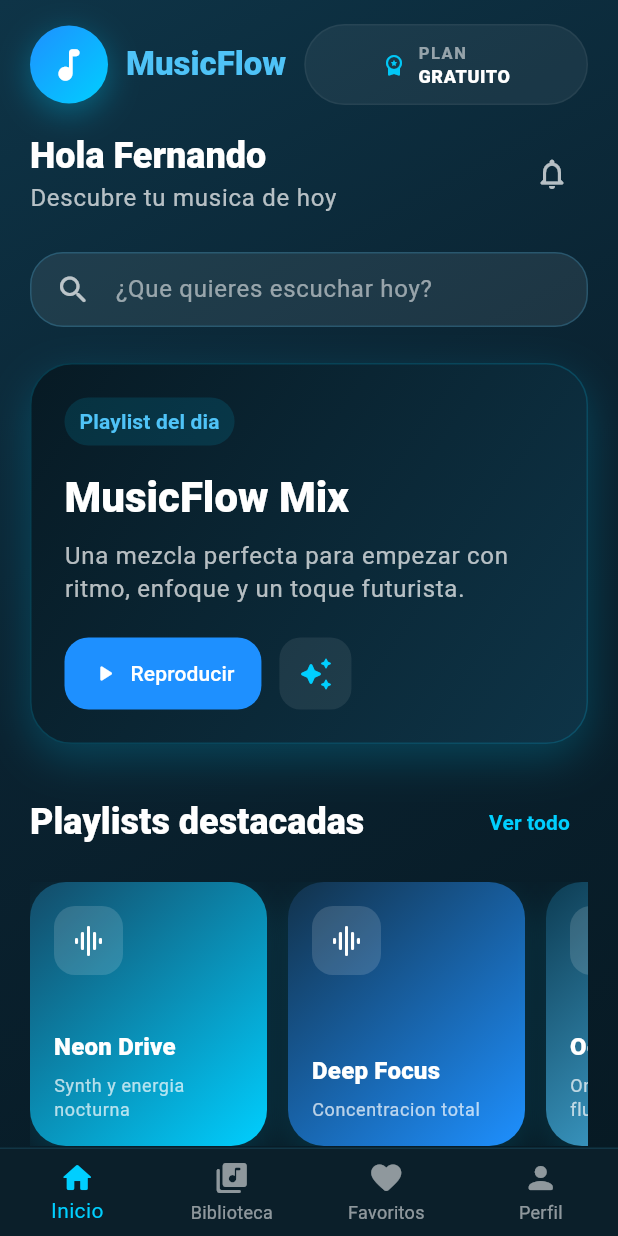
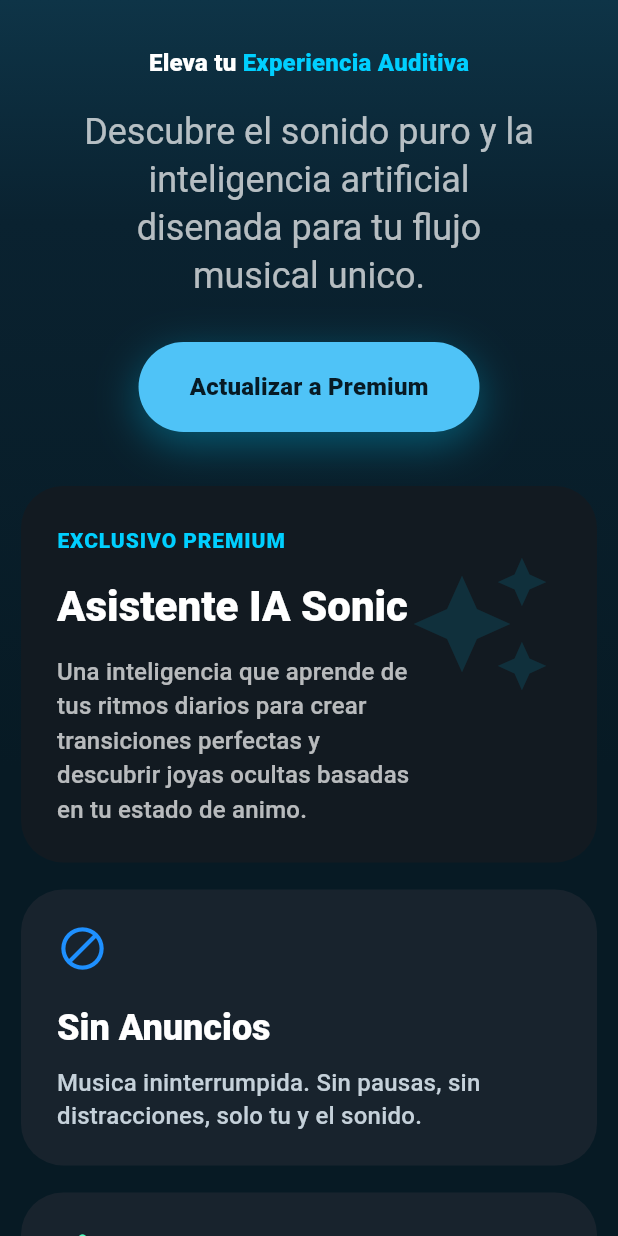
Before and after one commit to AldyJnx/MusicFlow, a Flutter app: the screen it shows after launch, on a phone screen of 412 x 824 dp. Run offline on Flutter 3.47's test engine with Material 3 defaults, Android fonts, the phone set to English and light mode, and no system bars.

Commit message:
Ventana de Opcion Premium Mobile

```diff
--- /dev/null
+++ b/mobile/musicflow_mobile/lib/features/premium/screens/premium_screen.dart
@@ -0,0 +1,424 @@
+import 'package:flutter/material.dart';
+
+class PremiumScreen extends StatelessWidget {
+  const PremiumScreen({super.key});
+
+  static const Color _primaryBlue = Color(0xFF1E90FF);
+  static const Color _accentCyan = Color(0xFF00CFFF);
+  static const Color _lightBlue = Color(0xFF4FC3F7);
+  static const Color _bgDark = Color(0xFF071A24);
+  static const Color _bgMid = Color(0xFF0A2230);
+  static const Color _bgTop = Color(0xFF0E3447);
+  static const Color _cardDark = Color(0xFF121A21);
+  static const Color _cardSoft = Color(0xFF18232D);
+
+  @override
+  Widget build(BuildContext context) {
+    final theme = Theme.of(context);
+
+    const benefits = [
+      (
+        icon: Icons.block_rounded,
+        title: 'Sin Anuncios',
+        description:
+            'Musica ininterrumpida. Sin pausas, sin distracciones, solo tu y el sonido.',
+        color: _primaryBlue,
+      ),
+      (
+        icon: Icons.equalizer_rounded,
+        title: 'EQ por Segmentos',
+        description:
+            'Control total sobre las frecuencias para cada genero musical de forma automatica.',
+        color: Color(0xFF4FFFBF),
+      ),
+    ];
+
+    const comparisonRows = [
+      ('Calidad de Sonido', '128kbps'),
+      ('Anuncios entre canciones', 'Si'),
+      ('Escucha sin conexion', 'No'),
+      ('Asistente IA Personalizado', 'No'),
+      ('Ecualizacion Avanzada', 'Limitado'),
+    ];
+
+    return Scaffold(
+      backgroundColor: _bgDark,
+      body: Container(
+        decoration: const BoxDecoration(
+          gradient: LinearGradient(
+            begin: Alignment.topCenter,
+            end: Alignment.bottomCenter,
+            colors: [_bgTop, _bgMid, _bgDark],
+            stops: [0.0, 0.18, 0.62],
+          ),
+        ),
+        child: SafeArea(
+          child: SingleChildScrollView(
+            padding: const EdgeInsets.fromLTRB(14, 22, 14, 28),
+            child: Column(
+              crossAxisAlignment: CrossAxisAlignment.start,
+              children: [
+                const SizedBox(height: 8),
+                Center(
+                  child: Text.rich(
+                    TextSpan(
+                      text: 'Eleva tu ',
+                      style: theme.textTheme.titleMedium?.copyWith(
+                        color: Colors.white,
+                        fontWeight: FontWeight.w800,
+                      ),
+                      children: [
+                        TextSpan(
+                          text: 'Experiencia Auditiva',
+                          style: theme.textTheme.titleMedium?.copyWith(
+                            color: _accentCyan,
+                            fontWeight: FontWeight.w900,
+                          ),
+                        ),
+                      ],
+                    ),
+                  ),
+                ),
+                const SizedBox(height: 18),
+                Center(
+                  child: ConstrainedBox(
+                    constraints: const BoxConstraints(maxWidth: 310),
+                    child: Text(
+                      'Descubre el sonido puro y la inteligencia artificial disenada para tu flujo musical unico.',
+                      textAlign: TextAlign.center,
+                      style: theme.textTheme.headlineSmall?.copyWith(
+                        color: Colors.white70,
+                        fontWeight: FontWeight.w400,
+                        height: 1.35,
+                      ),
+                    ),
+                  ),
+                ),
+                const SizedBox(height: 28),
+                Center(
+                  child: Container(
+                    decoration: BoxDecoration(
+                      borderRadius: BorderRadius.circular(999),
+                      boxShadow: const [
+                        BoxShadow(
+                          color: Color(0x5500CFFF),
+                          blurRadius: 24,
+                          offset: Offset(0, 8),
+                        ),
+                      ],
+                    ),
+                    child: ElevatedButton(
+                      onPressed: () {},
+                      style: ElevatedButton.styleFrom(
+                        backgroundColor: _lightBlue,
+                        foregroundColor: _bgDark,
+                        elevation: 0,
+                        padding: const EdgeInsets.symmetric(
+                          horizontal: 34,
+                          vertical: 18,
+                        ),
+                        shape: RoundedRectangleBorder(
+                          borderRadius: BorderRadius.circular(999),
+                        ),
+                      ),
+                      child: Text(
+                        'Actualizar a Premium',
+                        style: theme.textTheme.titleMedium?.copyWith(
+                          fontWeight: FontWeight.w800,
+                          color: _bgDark,
+                        ),
+                      ),
+                    ),
+                  ),
+                ),
+                const SizedBox(height: 36),
+                Container(
+                  width: double.infinity,
+                  padding: const EdgeInsets.fromLTRB(24, 26, 24, 24),
+                  decoration: BoxDecoration(
+                    color: _cardDark,
+                    borderRadius: BorderRadius.circular(28),
+                  ),
+                  child: Stack(
+                    children: [
+                      Positioned(
+                        right: 6,
+                        top: 18,
+                        child: Icon(
+                          Icons.auto_awesome,
+                          color: _accentCyan.withOpacity(0.12),
+                          size: 96,
+                        ),
+                      ),
+                      Column(
+                        crossAxisAlignment: CrossAxisAlignment.start,
+                        children: [
+                          Text(
+                            'EXCLUSIVO PREMIUM',
+                            style: theme.textTheme.labelLarge?.copyWith(
+                              color: _accentCyan,
+                              fontWeight: FontWeight.w800,
+                              letterSpacing: 0.6,
+                            ),
+                          ),
+                          const SizedBox(height: 16),
+                          Text(
+                            'Asistente IA Sonic',
+                            style: theme.textTheme.headlineMedium?.copyWith(
+                              color: Colors.white,
+                              fontWeight: FontWeight.w900,
+                            ),
+                          ),
+                          const SizedBox(height: 14),
+                          ConstrainedBox(
+                            constraints: const BoxConstraints(maxWidth: 245),
+                            child: Text(
+                              'Una inteligencia que aprende de tus ritmos diarios para crear transiciones perfectas y descubrir joyas ocultas basadas en tu estado de animo.',
+                              style: theme.textTheme.titleMedium?.copyWith(
+                                color: Colors.white70,
+                                height: 1.45,
+                              ),
+                            ),
+                          ),
+                        ],
+                      ),
+                    ],
+                  ),
+                ),
+                const SizedBox(height: 18),
+                ...benefits.map(
+                  (benefit) => Padding(
+                    padding: const EdgeInsets.only(bottom: 18),
+                    child: _BenefitCard(
+                      icon: benefit.icon,
+                      title: benefit.title,
+                      description: benefit.description,
+                      color: benefit.color,
+                    ),
+                  ),
+                ),
+                Container(
+                  width: double.infinity,
+                  padding: const EdgeInsets.all(22),
+                  decoration: BoxDecoration(
+                    gradient: const LinearGradient(
+                      begin: Alignment.topLeft,
+                      end: Alignment.bottomRight,
+                      colors: [Color(0xFF020406), Color(0xFF0C1016)],
+                    ),
+                    borderRadius: BorderRadius.circular(28),
+                  ),
+                  child: Stack(
+                    children: [
+                      Positioned.fill(
+                        child: DecoratedBox(
+                          decoration: BoxDecoration(
+                            borderRadius: BorderRadius.circular(28),
+                            gradient: LinearGradient(
+                              begin: Alignment.centerLeft,
+                              end: Alignment.centerRight,
+                              colors: [
+                                Colors.black.withOpacity(0.82),
+                                Colors.black.withOpacity(0.26),
+                              ],
+                            ),
+                          ),
+                        ),
+                      ),
+                      Column(
+                        crossAxisAlignment: CrossAxisAlignment.start,
+                        children: [
+                          Text(
+                            'Audio Hi-Fi\nLossless',
+                            style: theme.textTheme.headlineMedium?.copyWith(
+                              color: _accentCyan,
+                              fontWeight: FontWeight.w900,
+                              height: 1.05,
+                            ),
+                          ),
+                          const SizedBox(height: 16),
+                          ConstrainedBox(
+                            constraints: const BoxConstraints(maxWidth: 250),
+                            child: Text(
+                              'Escucha cada detalle como si estuvieras en el estudio. Calidad de 24-bit/192kHz para los oidos mas exigentes.',
+                              style: theme.textTheme.titleMedium?.copyWith(
+                                color: Colors.white,
+                                fontWeight: FontWeight.w700,
+                                height: 1.45,
+                              ),
+                            ),
+                          ),
+                          const SizedBox(height: 18),
+                          Row(
+                            children: List.generate(
+                              3,
+                              (index) => Container(
+                                margin: EdgeInsets.only(right: index == 2 ? 0 : 8),
+                                width: 26,
+                                height: 26,
+                                decoration: BoxDecoration(
+                                  shape: BoxShape.circle,
+                                  border: Border.all(
+                                    color: Colors.white.withOpacity(0.38),
+                                  ),
+                                ),
+                              ),
+                            ),
+                          ),
+                        ],
+                      ),
+                    ],
+                  ),
+                ),
+                const SizedBox(height: 18),
+                Container(
+                  width: double.infinity,
+                  decoration: BoxDecoration(
+                    color: _cardDark,
+                    borderRadius: BorderRadius.circular(28),
+                  ),
+                  child: Column(
+                    children: [
+                      Container(
+                        decoration: BoxDecoration(
+                          color: _cardSoft.withOpacity(0.55),
+                          borderRadius: const BorderRadius.vertical(
+                            top: Radius.circular(28),
+                          ),
+                        ),
+                        child: Row(
+                          children: [
+                            Expanded(
+                              flex: 3,
+                              child: Padding(
+                                padding: const EdgeInsets.fromLTRB(18, 20, 18, 20),
+                                child: Text(
+                                  'Caracteristicas',
+                                  style: theme.textTheme.titleLarge?.copyWith(
+                                    color: Colors.white,
+                                    fontWeight: FontWeight.w800,
+                                  ),
+                                ),
+                              ),
+                            ),
+                            Container(
+                              width: 1,
+                              height: 64,
+                              color: Colors.white.withOpacity(0.05),
+                            ),
+                            Expanded(
+                              flex: 2,
+                              child: Padding(
+                                padding: const EdgeInsets.symmetric(vertical: 20),
+                                child: Center(
+                                  child: Text(
+                                    'Gratis',
+                                    style: theme.textTheme.titleLarge?.copyWith(
+                                      color: Colors.white70,
+                                      fontWeight: FontWeight.w800,
+                                    ),
+                                  ),
+                                ),
+                              ),
+                            ),
+                          ],
+                        ),
+                      ),
+                      Padding(
+                        padding: const EdgeInsets.fromLTRB(18, 14, 18, 18),
+                        child: Column(
+                          children: comparisonRows
+                              .map(
+                                (row) => Padding(
+                                  padding: const EdgeInsets.symmetric(vertical: 18),
+                                  child: Row(
+                                    children: [
+                                      Expanded(
+                                        flex: 3,
+                                        child: Text(
+                                          row.$1,
+                                          style: theme.textTheme.titleMedium?.copyWith(
+                                            color: Colors.white,
+                                            fontWeight: FontWeight.w600,
+                                            height: 1.35,
+                                          ),
+                                        ),
+                                      ),
+                                      Expanded(
+                                        flex: 2,
+                                        child: Text(
+                                          row.$2,
+                                          textAlign: TextAlign.center,
+                                          style: theme.textTheme.titleMedium?.copyWith(
+                                            color: const Color(0xFFB4C7D8),
+                                          ),
+                                        ),
+                                      ),
+                                    ],
+                                  ),
+                                ),
+                              )
+                              .toList(),
+                        ),
+                      ),
+                    ],
+                  ),
+                ),
+              ],
+            ),
+          ),
+        ),
+      ),
+    );
+  }
+}
+
+class _BenefitCard extends StatelessWidget {
+  const _BenefitCard({
+    required this.icon,
+    required this.title,
+    required this.description,
+    required this.color,
+  });
+
+  final IconData icon;
+  final String title;
+  final String description;
+  final Color color;
+
+  @override
+  Widget build(BuildContext context) {
+    final theme = Theme.of(context);
+
+    return Container(
+      width: double.infinity,
+      padding: const EdgeInsets.fromLTRB(24, 22, 24, 22),
+      decoration: BoxDecoration(
+        color: PremiumScreen._cardSoft,
+        borderRadius: BorderRadius.circular(28),
+      ),
+      child: Column(
+        crossAxisAlignment: CrossAxisAlignment.start,
+        children: [
+          Icon(icon, color: color, size: 34),
+          const SizedBox(height: 20),
+          Text(
+            title,
+            style: theme.textTheme.headlineSmall?.copyWith(
+              color: Colors.white,
+              fontWeight: FontWeight.w800,
+            ),
+          ),
+          const SizedBox(height: 10),
+          Text(
+            description,
+            style: theme.textTheme.titleMedium?.copyWith(
+              color: const Color(0xFFC5D1DA),
+              height: 1.35,
+            ),
+          ),
+        ],
+      ),
+    );
+  }
+}
--- a/mobile/musicflow_mobile/lib/main.dart
+++ b/mobile/musicflow_mobile/lib/main.dart
@@ -1,6 +1,7 @@
 import 'package:flutter/material.dart';
 //import 'package:musicflow_mobile/features/library/screens/biblioteca_screens.dart';
-import 'package:musicflow_mobile/features/library/screens/home_screen.dart';
+//import 'package:musicflow_mobile/features/library/screens/home_screen.dart';
+import 'package:musicflow_mobile/features/premium/screens/premium_screen.dart';
 
 void main() {
   runApp(const MyApp());
@@ -16,7 +17,7 @@ class MyApp extends StatelessWidget {
       theme: ThemeData(
         colorScheme: ColorScheme.fromSeed(seedColor: Colors.deepPurple),
       ),
-      home: const HomeScreen(),
+      home: const PremiumScreen(),
     );
   }
 }
```
Also changed, not shown: mobile/musicflow_mobile/lib/features/equalizer/screens/equalizer_screen.dart (added).
